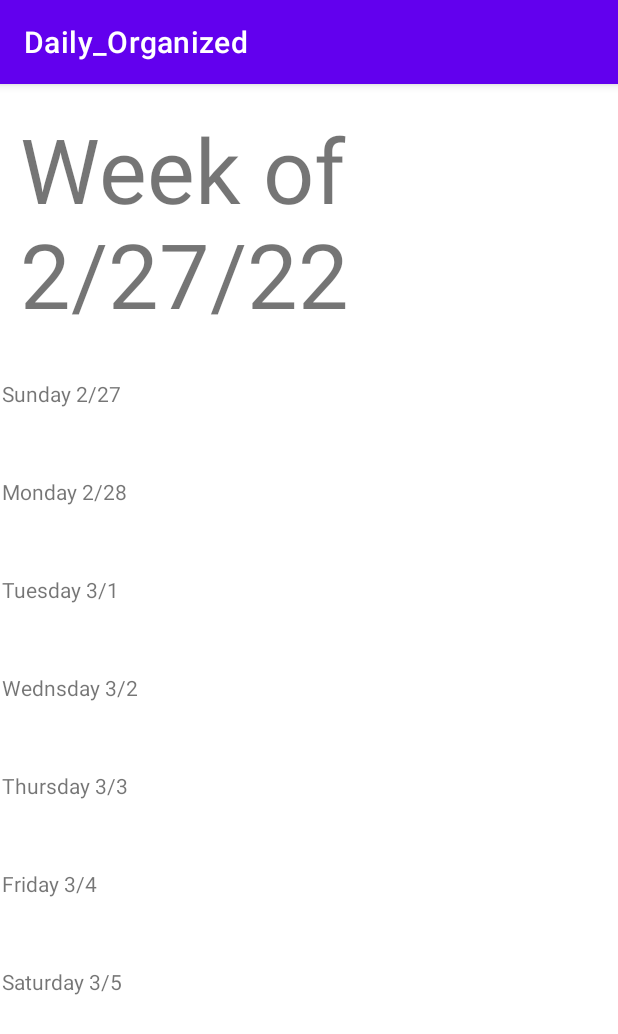
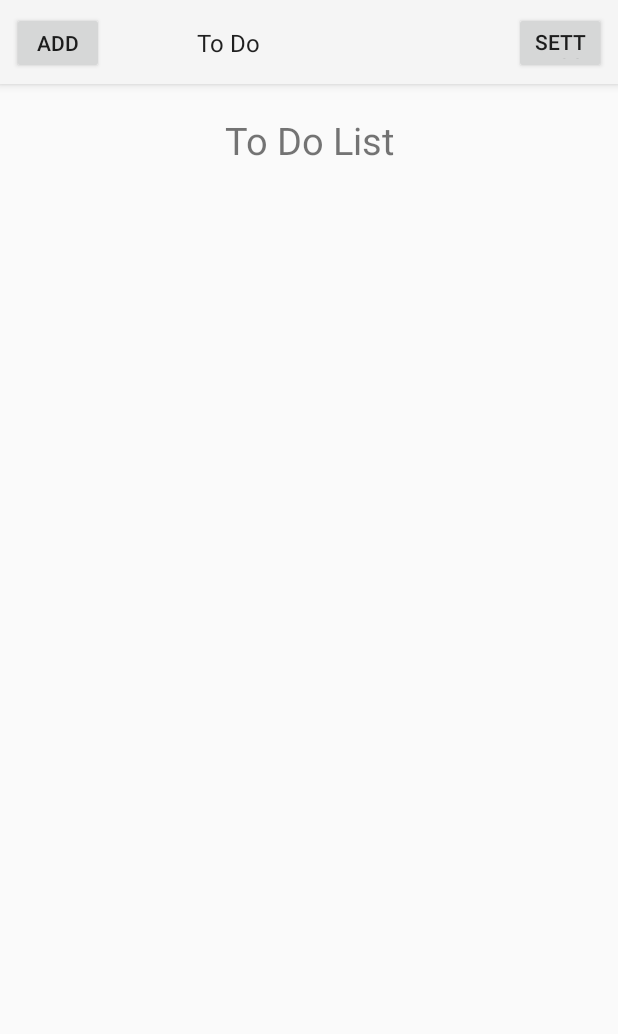
Before and after one commit to Jneigh00/MyPlannerPal, an Android app: the WeekDisplayActivity screen opened directly, with no data from a screen before it, on a phone screen of 412 x 824 dp. Shown: the top 1034 px of the screen. Run offline under Robolectric (Android 15) with nearby library versions, the phone set to English and light mode, and no system bars.

Commit message:
Created rough layouts with all the respective items on them. Going to be working on refining them so they look a bit nicer.

```diff
--- a/app/src/main/AndroidManifest.xml
+++ b/app/src/main/AndroidManifest.xml
@@ -8,7 +8,7 @@
         android:label="@string/app_name"
         android:roundIcon="@mipmap/ic_launcher_round"
         android:supportsRtl="true"
-        android:theme="@style/Theme.Daily_Organized">
+        android:theme="@style/Theme.AppCompat.Light.NoActionBar">
         <activity
             android:name=".WeekDisplayActivity"
             android:exported="false" />
--- a/app/src/main/java/com/example/daily_organized/MainActivity.java
+++ b/app/src/main/java/com/example/daily_organized/MainActivity.java
@@ -12,6 +12,7 @@ import android.widget.Button;
 import android.widget.EditText;
 import android.widget.TextView;
 import android.widget.Toast;
+import android.widget.Toolbar;
 
 import com.google.android.material.textfield.TextInputEditText;
 
--- a/app/src/main/java/com/example/daily_organized/WeekDisplayActivity.java
+++ b/app/src/main/java/com/example/daily_organized/WeekDisplayActivity.java
@@ -3,12 +3,21 @@ package com.example.daily_organized;
 import androidx.appcompat.app.AppCompatActivity;
 
 import android.os.Bundle;
+import android.widget.ArrayAdapter;
+import android.widget.Spinner;
 
 public class WeekDisplayActivity extends AppCompatActivity {
 
     @Override
     protected void onCreate(Bundle savedInstanceState) {
         super.onCreate(savedInstanceState);
-        setContentView(R.layout.activity_main);
+        setContentView(R.layout.display_todo);
+
+        Spinner spinner = findViewById(R.id.todo_or_done);
+        ArrayAdapter<CharSequence> adapter = ArrayAdapter.createFromResource(this, R.array.tododone, android.R.layout.simple_spinner_item);
+        adapter.setDropDownViewResource(android.R.layout.simple_spinner_dropdown_item);
+        spinner.setAdapter(adapter);
+
+
     }
 }
--- a/app/src/main/res/layout/activity_main.xml
+++ /dev/null
@@ -1,81 +0,0 @@
-<?xml version="1.0" encoding="utf-8"?>
-<androidx.constraintlayout.widget.ConstraintLayout xmlns:android="http://schemas.android.com/apk/res/android"
-xmlns:app="http://schemas.android.com/apk/res-auto"
-xmlns:tools="http://schemas.android.com/tools"
-android:layout_width="match_parent"
-android:layout_height="match_parent"
-tools:context=".MainActivity">
-
-<TextView
-    android:id="@+id/textView"
-    android:layout_width="379dp"
-    android:layout_height="179dp"
-    android:layout_marginTop="16dp"
-    android:layout_marginBottom="1dp"
-    android:fontFamily="sans-serif"
-    android:text="@string/week_of_2_27_22"
-    android:textSize="60sp"
-    app:layout_constraintBottom_toTopOf="@+id/linearLayout"
-    app:layout_constraintEnd_toEndOf="parent"
-    app:layout_constraintHorizontal_bias="0.41"
-    app:layout_constraintStart_toStartOf="parent"
-    app:layout_constraintTop_toTopOf="parent" />
-
-<LinearLayout
-    android:id="@+id/linearLayout"
-    android:layout_width="0dp"
-    android:layout_height="0dp"
-    android:layout_marginStart="1dp"
-    android:layout_marginEnd="1dp"
-    android:layout_marginBottom="1dp"
-    android:orientation="vertical"
-    app:layout_constraintBottom_toBottomOf="parent"
-    app:layout_constraintEnd_toEndOf="parent"
-    app:layout_constraintHorizontal_bias="0.0"
-    app:layout_constraintStart_toStartOf="parent"
-    app:layout_constraintTop_toBottomOf="@+id/textView">
-
-    <TextView
-        android:id="@+id/textView11"
-        android:layout_width="match_parent"
-        android:layout_height="65dp"
-        android:text="Sunday 2/27" />
-
-    <TextView
-        android:id="@+id/textView10"
-        android:layout_width="match_parent"
-        android:layout_height="65dp"
-        android:text="Monday 2/28" />
-
-    <TextView
-        android:id="@+id/textView9"
-        android:layout_width="match_parent"
-        android:layout_height="65dp"
-        android:text="Tuesday 3/1" />
-
-    <TextView
-        android:id="@+id/textView8"
-        android:layout_width="match_parent"
-        android:layout_height="65dp"
-        android:text="Wednsday 3/2" />
-
-    <TextView
-        android:id="@+id/textView6"
-        android:layout_width="match_parent"
-        android:layout_height="65dp"
-        android:text="Thursday 3/3" />
-
-    <TextView
-        android:id="@+id/textView4"
-        android:layout_width="match_parent"
-        android:layout_height="65dp"
-        android:text="Friday 3/4" />
-
-    <TextView
-        android:id="@+id/textView3"
-        android:layout_width="match_parent"
-        android:layout_height="65dp"
-        android:text="Saturday 3/5" />
-
-</LinearLayout>
-</androidx.constraintlayout.widget.ConstraintLayout>
--- /dev/null
+++ b/app/src/main/res/layout/display_todo.xml
@@ -0,0 +1,95 @@
+<?xml version="1.0" encoding="utf-8"?>
+<androidx.constraintlayout.widget.ConstraintLayout xmlns:android="http://schemas.android.com/apk/res/android"
+xmlns:app="http://schemas.android.com/apk/res-auto"
+xmlns:tools="http://schemas.android.com/tools"
+android:layout_width="match_parent"
+android:layout_height="match_parent"
+tools:context=".MainActivity">
+
+
+    <com.google.android.material.appbar.AppBarLayout
+        android:id="@+id/appBarLayout"
+        android:layout_width="match_parent"
+        android:layout_height="wrap_content"
+        app:layout_constraintEnd_toEndOf="parent"
+        app:layout_constraintStart_toStartOf="parent"
+        app:layout_constraintTop_toTopOf="parent">
+
+        <androidx.constraintlayout.widget.ConstraintLayout
+            android:layout_width="match_parent"
+            android:layout_height="match_parent">
+
+
+            <androidx.appcompat.widget.Toolbar
+                android:id="@+id/todo_toolbar"
+                android:layout_width="match_parent"
+                android:layout_height="wrap_content"
+                android:background="?attr/colorPrimary"
+                android:minHeight="?attr/actionBarSize"
+                android:theme="?attr/actionBarTheme"
+                app:layout_constraintEnd_toEndOf="parent"
+                app:layout_constraintStart_toStartOf="parent"
+                app:layout_constraintTop_toTopOf="parent" />
+
+            <Spinner
+                android:id="@+id/todo_or_done"
+                android:layout_width="166dp"
+                android:layout_height="39dp"
+                app:layout_constraintBottom_toBottomOf="@+id/todo_toolbar"
+                app:layout_constraintEnd_toStartOf="@+id/settings_button"
+                app:layout_constraintStart_toEndOf="@+id/add_todo_button"
+                app:layout_constraintTop_toTopOf="@+id/todo_toolbar"
+                app:layout_constraintVertical_bias="0.515"
+                android:gravity="center"/>
+
+            <Button
+                android:id="@+id/settings_button"
+                android:layout_width="61dp"
+                android:layout_height="41dp"
+                android:layout_marginEnd="8dp"
+                android:text="@string/settings"
+                app:layout_constraintBottom_toBottomOf="@+id/todo_toolbar"
+                app:layout_constraintEnd_toEndOf="parent"
+                app:layout_constraintTop_toTopOf="parent"
+                app:layout_constraintVertical_bias="0.533" />
+
+            <Button
+                android:id="@+id/add_todo_button"
+                android:layout_width="61dp"
+                android:layout_height="41dp"
+                android:layout_marginStart="8dp"
+                android:text="@string/add"
+                app:layout_constraintBottom_toBottomOf="@+id/todo_toolbar"
+                app:layout_constraintStart_toStartOf="@+id/todo_toolbar"
+                app:layout_constraintTop_toTopOf="@+id/todo_toolbar"
+                app:layout_constraintVertical_bias="0.533" />
+
+        </androidx.constraintlayout.widget.ConstraintLayout>
+
+    </com.google.android.material.appbar.AppBarLayout>
+
+
+    <TextView
+        android:id="@+id/todo_text"
+        android:layout_width="224dp"
+        android:layout_height="42dp"
+        android:layout_marginTop="20dp"
+        android:text="@string/to_do_list"
+        android:textAlignment="center"
+        android:textSize="25dp"
+        app:layout_constraintEnd_toEndOf="parent"
+        app:layout_constraintStart_toStartOf="parent"
+        app:layout_constraintTop_toBottomOf="@+id/appBarLayout" />
+
+    <androidx.recyclerview.widget.RecyclerView
+        android:id="@+id/recyclerview_for_todos"
+        android:layout_width="match_parent"
+        android:layout_height="wrap_content"
+        android:layout_marginTop="24dp"
+        app:layout_constraintEnd_toEndOf="parent"
+        app:layout_constraintHorizontal_bias="0.0"
+        app:layout_constraintStart_toStartOf="parent"
+        app:layout_constraintTop_toBottomOf="@+id/todo_text" />
+
+
+</androidx.constraintlayout.widget.ConstraintLayout>
--- a/app/src/main/res/values/strings.xml
+++ b/app/src/main/res/values/strings.xml
@@ -3,7 +3,6 @@
 
     <string name="week_of_2_27_22">Week of 2/27/22</string>
 
-    <!--Strings for the settings and the add event layout-->
     <string name="add_event">Add Event</string>
     <string name="event_name">Event Name</string>
     <string name="description">Description</string>
@@ -21,6 +20,18 @@
     <string name="information_about_user">Information about user</string>
     <string name="logout">Logout</string>
     <string name="login_with_google_account">Login with Google Account</string>
-    <!--Strings for the settings and the add event layout-->
+    <string name="add">add</string>
+    <string name="to_do_list">To Do List</string>
+    <string name="back">back</string>
+    <string name="todo_tast_example">todo tast example</string>
+    <string name="add_to_do">Add To Do</string>
+    <string name="save_to_do">Save To Do</string>
+    <string name="remove">remove</string>
+    <string name="done_list">Done List</string>
+
+    <string-array name="tododone">
+        <item>To Do</item>
+        <item>Done</item>
+    </string-array>
 
 </resources>
--- a/build.gradle
+++ b/build.gradle
@@ -5,7 +5,7 @@ buildscript {
         mavenCentral()
     }
     dependencies {
-        classpath "com.android.tools.build:gradle:7.0.4"
+        classpath 'com.android.tools.build:gradle:7.1.3'
 
         // NOTE: Do not place your application dependencies here; they belong
         // in the individual module build.gradle files
```
Also changed, not shown: app/src/main/res/layout/add_event.xml (+12 -101 lines), app/src/main/res/layout/display_day.xml (deleted, +0 -85 lines), app/src/main/res/layout/display_done.xml (added, +95 -0 lines), app/src/main/res/layout/display_in_todo.xml (added, +29 -0 lines), app/src/main/res/layout/settings.xml (+71 -29 lines), gradle/wrapper/gradle-wrapper.properties.
